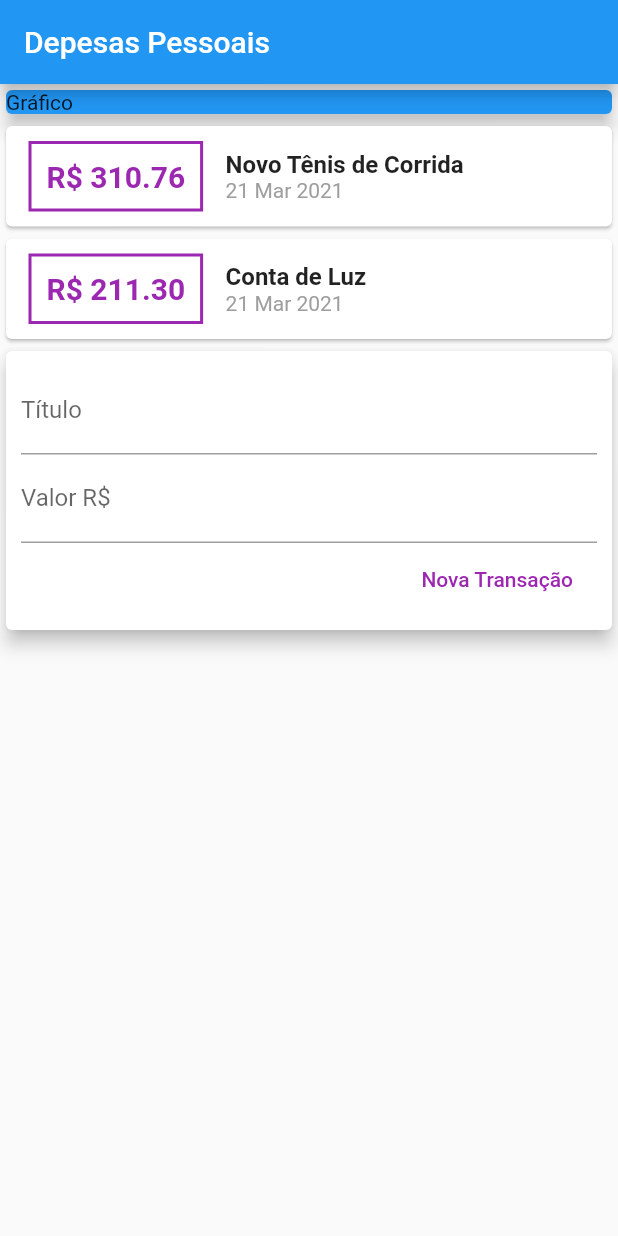
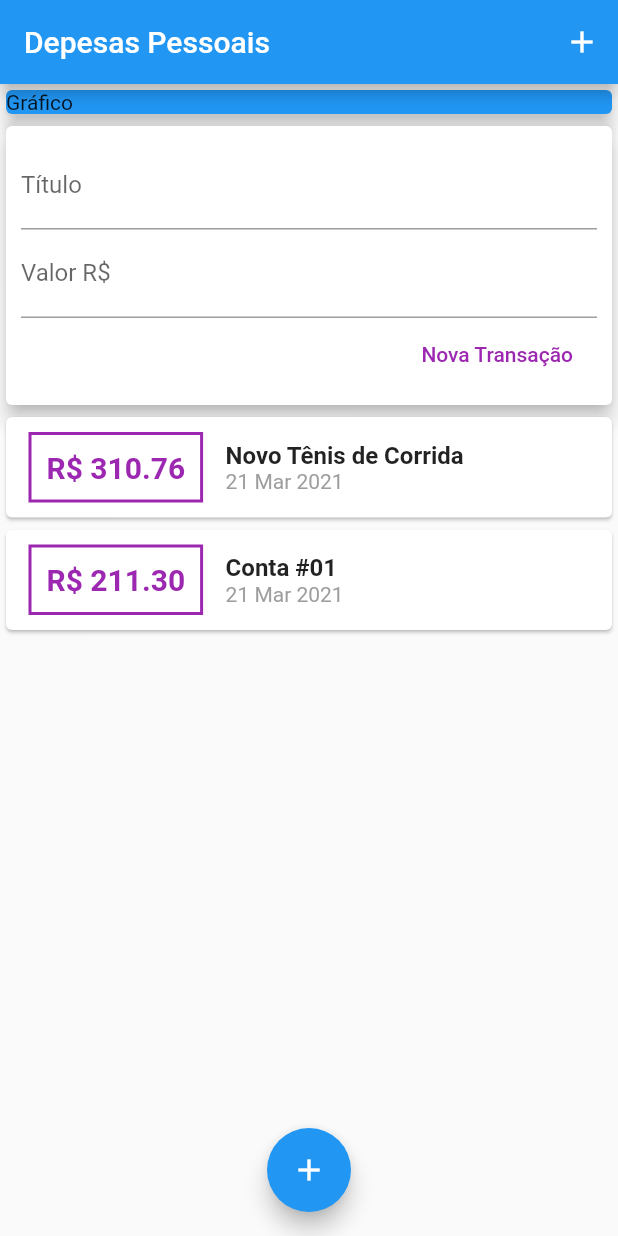
Before and after one commit to amedes-junior/expenses, a Flutter app: the screen it shows after launch, on a phone screen of 412 x 824 dp. Run offline on Flutter 3.47's test engine with Material 2 defaults, Android fonts, the phone set to English and light mode, and no system bars.

Commit message:
Expenses -> Mar 21 de 2021 - Aula 99

```diff
--- a/lib/components/transaction_form.dart
+++ b/lib/components/transaction_form.dart
@@ -11,6 +11,16 @@ class TransactionForm extends StatelessWidget {
 
   TransactionForm(this.onSubmit);
 
+  _submitForm() {
+    final title = titleController.text;
+    final value = double.tryParse(valueController.text) ?? 0.0;
+
+    if (title.isEmpty || value <=0 ){
+      return;
+    }
+    onSubmit(title, value);
+  }
+
 
   @override
   Widget build(BuildContext context) {
@@ -23,12 +33,15 @@ class TransactionForm extends StatelessWidget {
           children: <Widget>[
             TextField(
                 controller: titleController,
+                onSubmitted: (_) => _submitForm(),
                 decoration: InputDecoration(
                 labelText: 'Título',
               ),
             ),
             TextField(
                 controller: valueController,
+                keyboardType: TextInputType.numberWithOptions(decimal: true),
+                onSubmitted: (_) => _submitForm(),
                 decoration: InputDecoration(
                 labelText: 'Valor R\$',
               ),
@@ -39,11 +52,7 @@ class TransactionForm extends StatelessWidget {
                 FlatButton(
                   child: Text('Nova Transação'),
                   textColor: Colors.purple,
-                    onPressed: () {
-                      final title = titleController.text;
-                      final value = double.tryParse(valueController.text) ?? 0.0;
-                      onSubmit(title, value);
-                    },
+                  onPressed: () => _submitForm(),
                 ),
               ],
             ),
--- a/lib/components/transaction_list.dart
+++ b/lib/components/transaction_list.dart
@@ -14,8 +14,12 @@ class TransactionList extends StatelessWidget {
   Widget build(BuildContext context) {
     // TODO: implement build
     return
-      Column(
-      children: _transactions.map((tr) {
+      Container(
+        height: 300,
+        child: ListView.builder(
+          itemCount: _transactions.length,
+          itemBuilder: (ctx, index){
+            final tr = _transactions[index];
             return Card(
             child: Row(
               children: <Widget>[
@@ -61,7 +65,8 @@ class TransactionList extends StatelessWidget {
               ],
             ),
           );
-      }).toList(),
+        }
+      ),
     );
   }
 }
--- a/lib/components/transaction_user.dart
+++ b/lib/components/transaction_user.dart
@@ -19,11 +19,11 @@ class _TransactionUserState extends State<TransactionUser> {
       date: DateTime.now(),
     ),
     Transaction(
-      id: 't2',
-      title: 'Conta de Luz',
+      id: 't20',
+      title: 'Conta #01',
       value: 211.30,
       date: DateTime.now(),
-    ),
+    )
   ];
 
   _addTransaction(String title, double value) {
@@ -43,8 +43,8 @@ class _TransactionUserState extends State<TransactionUser> {
   Widget build(BuildContext context) {
     return Column(
       children: <Widget>[
+        TransactionForm(_addTransaction),
         TransactionList(_transactions),
-        TransactionForm(_addTransaction),
       ],
     );
   }
--- a/lib/main.dart
+++ b/lib/main.dart
@@ -16,8 +16,16 @@ class MyHomePage extends StatelessWidget {
     return Scaffold(
       appBar: AppBar(
         title: Text('Depesas Pessoais'),
+        actions: [
+          IconButton(
+            icon: Icon(Icons.add),
+            onPressed: () {
+            }
+          )
+        ],
       ),
-      body: Column(
+      body: SingleChildScrollView(
+        child: Column(
           crossAxisAlignment: CrossAxisAlignment.stretch,
           children: <Widget>[
             Container(
@@ -30,6 +38,12 @@ class MyHomePage extends StatelessWidget {
             TransactionUser(),
           ],
         ),
+      ),
+      floatingActionButton: FloatingActionButton(
+          child: Icon(Icons.add),
+          onPressed: (){}
+        ),
+      floatingActionButtonLocation: FloatingActionButtonLocation.centerFloat
     );
   }
 }
```
Lines whose indentation alone changed are shown as unchanged.
